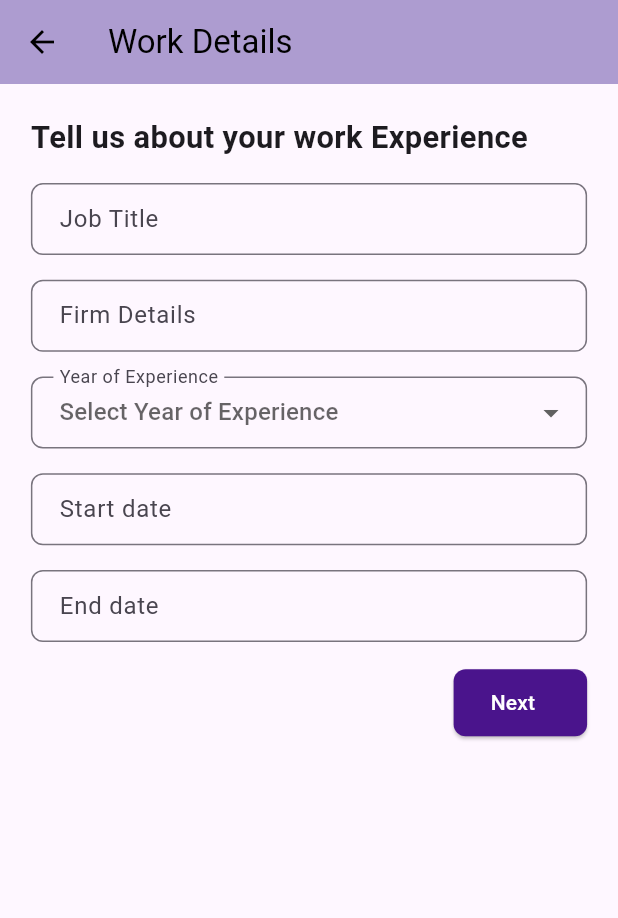
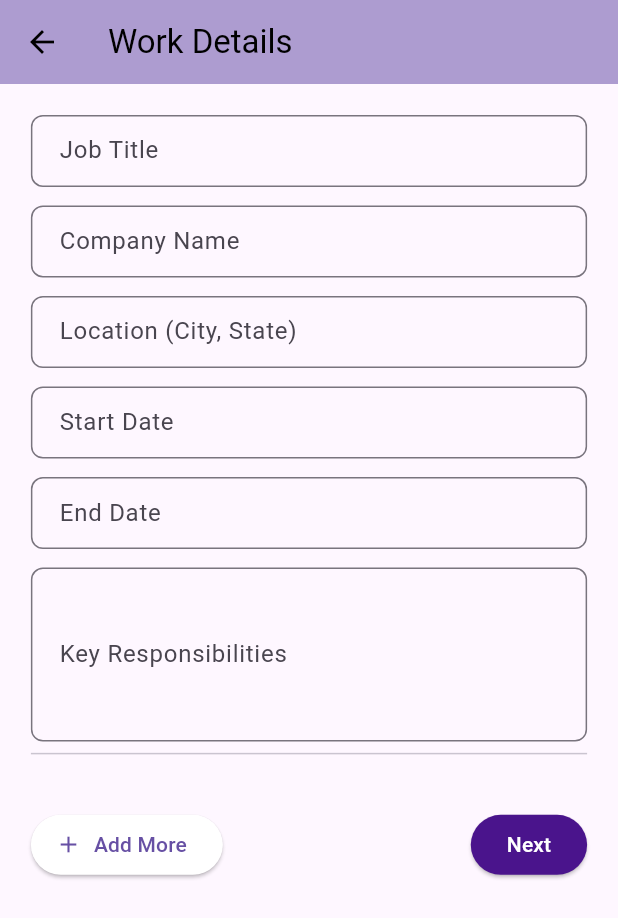
Before and after one commit to Avani0424/project, a Flutter app: the Workdetails screen opened directly, on a phone screen of 412 x 824 dp. Shown: the top 918 px of the screen. Run offline on Flutter 3.47's test engine with Material 3 defaults, Android fonts, the phone set to English and light mode, and no system bars; our stand-ins replace device_preview; Roboto replaces fonts that are missing (Nunito).

Commit message:
Describe your changes

```diff
--- a/frontend - Flutter/lib/screens/forgot_password_screen/forgot.dart
+++ b/frontend - Flutter/lib/screens/forgot_password_screen/forgot.dart
@@ -5,7 +5,6 @@ import '../otp_screen/otppage.dart';
 class Forgot extends StatefulWidget {
   const Forgot({super.key});
 
-  @override
   State<Forgot> createState() => _LoginState();
 }
 
--- a/frontend - Flutter/lib/screens/resume_details_filling_screens/layouts/workdetails.dart
+++ b/frontend - Flutter/lib/screens/resume_details_filling_screens/layouts/workdetails.dart
@@ -1,44 +1,42 @@
 import 'package:flutter/material.dart';
+
+import 'package:miniproject/screens/resume_details_filling_screens/selectscreen.dart';
 import 'package:miniproject/screens/resume_details_filling_screens/layouts/acheivements.dart';
-import 'package:miniproject/screens/resume_details_filling_screens/selectscreen.dart';
 
 class Workdetails extends StatefulWidget {
   const Workdetails({Key? key}) : super(key: key);
 
   @override
-  _WorkdetailsState createState() => _WorkdetailsState();
+  State<Workdetails> createState() => _WorkdetailsState();
 }
 
 class _WorkdetailsState extends State<Workdetails> {
   final _formKey = GlobalKey<FormState>();
-  TextEditingController _startDateController = TextEditingController();
-  TextEditingController _endDateController = TextEditingController();
-  String? _selectedYearOfExperience;
 
-  List<String> yearsOfExperience =
-      List.generate(51, (index) => (index + 1).toString());
+  List<WorkExperienceForm> workExperienceForms = [WorkExperienceForm()];
 
-  Future<void> _selectDate(
-      BuildContext context, TextEditingController controller) async {
-    final DateTime? picked = await showDatePicker(
-      context: context,
-      initialDate: DateTime.now(),
-      firstDate: DateTime(1900),
-      lastDate: DateTime(2101),
-    );
-    if (picked != null && picked != DateTime.now()) {
+  void _addWorkExperience() {
     setState(() {
-        controller.text = "${picked.toLocal()}"
-            .split(' ')[0]; // Format the date as yyyy-mm-dd
+      workExperienceForms.add(WorkExperienceForm());
     });
   }
+
+  void _submitForm() {
+    if (_formKey.currentState?.validate() ?? false) {
+      // Proceed to next screen
+      Navigator.push(
+        context,
+        PageRouteBuilder(
+          pageBuilder: (context, animation, secondaryAnimation) =>
+              const AchievementsPage(),
+          transitionsBuilder: (context, animation, secondaryAnimation, child) {
+            var tween = Tween(begin: 0.0, end: 1.0);
+            var fadeAnimation = animation.drive(tween);
+            return FadeTransition(opacity: fadeAnimation, child: child);
+          },
+        ),
+      );
     }
-
-  @override
-  void dispose() {
-    _startDateController.dispose();
-    _endDateController.dispose();
-    super.dispose();
   }
 
   @override
@@ -47,8 +45,6 @@ class _WorkdetailsState extends State<Workdetails> {
     double screenHeight = MediaQuery.of(context).size.height;
     double horizontalPadding = screenWidth * 0.05;
     double verticalPadding = screenHeight * 0.02;
-    double buttonWidth = screenWidth * 0.3;
-    double buttonPaddingVertical = screenHeight * 0.015;
 
     return Scaffold(
       appBar: AppBar(
@@ -71,10 +67,8 @@ class _WorkdetailsState extends State<Workdetails> {
             );
           },
         ),
-        title: const Text(
-          'Work Details',
-          style: TextStyle(color: Colors.black),
-        ),
+        title:
+            const Text('Work Details', style: TextStyle(color: Colors.black)),
         centerTitle: false,
       ),
       body: Padding(
@@ -83,44 +77,76 @@ class _WorkdetailsState extends State<Workdetails> {
           child: Form(
             key: _formKey,
             child: Column(
+              children: [
+                ...workExperienceForms.map((form) => form),
+                SizedBox(height: verticalPadding),
+                Row(
+                  mainAxisAlignment: MainAxisAlignment.spaceBetween,
+                  children: [
+                    ElevatedButton.icon(
+                      onPressed: _addWorkExperience,
+                      icon: const Icon(Icons.add),
+                      label: const Text("Add More"),
+                      style: ElevatedButton.styleFrom(
+                        backgroundColor: Colors.white,
+                      ),
+                    ),
+                    ElevatedButton(
+                      onPressed: _submitForm,
+                      style: ElevatedButton.styleFrom(
+                        backgroundColor: Colors.purple[900],
+                      ),
+                      child: const Text("Next",
+                          style: TextStyle(color: Colors.white)),
+                    ),
+                  ],
+                )
+              ],
+            ),
+          ),
+        ),
+      ),
+    );
+  }
+}
+
+class WorkExperienceForm extends StatefulWidget {
+  @override
+  _WorkExperienceFormState createState() => _WorkExperienceFormState();
+}
+
+class _WorkExperienceFormState extends State<WorkExperienceForm> {
+  final TextEditingController _startDateController = TextEditingController();
+  final TextEditingController _endDateController = TextEditingController();
+
+  Future<void> _selectDate(
+      BuildContext context, TextEditingController controller) async {
+    final DateTime? picked = await showDatePicker(
+      context: context,
+      initialDate: DateTime.now(),
+      firstDate: DateTime(1900),
+      lastDate: DateTime(2101),
+    );
+    if (picked != null) {
+      controller.text = "${picked.toLocal()}".split(' ')[0];
+    }
+  }
+
+  @override
+  Widget build(BuildContext context) {
+    double screenWidth = MediaQuery.of(context).size.width;
+    double verticalPadding = MediaQuery.of(context).size.height * 0.015;
+
+    return Padding(
+      padding: EdgeInsets.only(bottom: verticalPadding),
+      child: Column(
         crossAxisAlignment: CrossAxisAlignment.start,
         children: [
-                Text(
-                  "Tell us about your work Experience",
-                  style: TextStyle(
-                      fontSize: screenWidth * 0.05,
-                      fontWeight: FontWeight.bold),
-                ),
-                SizedBox(height: verticalPadding),
           const CustomTextField(label: 'Job Title'),
           SizedBox(height: verticalPadding),
-                const CustomTextField(label: 'Firm Details'),
+          const CustomTextField(label: 'Company Name'),
           SizedBox(height: verticalPadding),
-                DropdownButtonFormField<String>(
-                  value: _selectedYearOfExperience,
-                  hint: const Text("Select Year of Experience"),
-                  items: yearsOfExperience.map((year) {
-                    return DropdownMenuItem(value: year, child: Text(year));
-                  }).toList(),
-                  onChanged: (newValue) {
-                    setState(() {
-                      _selectedYearOfExperience = newValue;
-                    });
-                  },
-                  validator: (value) {
-                    if (value == null) {
-                      return 'Please select a year of experience';
-                    }
-                    return null;
-                  },
-                  decoration: InputDecoration(
-                    labelText: 'Year of Experience',
-                    border: OutlineInputBorder(
-                        borderRadius: BorderRadius.circular(8.0)),
-                    contentPadding: const EdgeInsets.symmetric(
-                        horizontal: 15, vertical: 10),
-                  ),
-                ),
+          const CustomTextField(label: 'Location (City, State)'),
           SizedBox(height: verticalPadding),
           GestureDetector(
             onTap: () => _selectDate(context, _startDateController),
@@ -128,11 +154,11 @@ class _WorkdetailsState extends State<Workdetails> {
               child: TextFormField(
                 controller: _startDateController,
                 decoration: InputDecoration(
-                        labelText: 'Start date',
+                  labelText: 'Start Date',
                   border: OutlineInputBorder(
                       borderRadius: BorderRadius.circular(8.0)),
-                        contentPadding: const EdgeInsets.symmetric(
-                            horizontal: 15, vertical: 10),
+                  contentPadding:
+                      const EdgeInsets.symmetric(horizontal: 15, vertical: 10),
                 ),
                 validator: (value) {
                   if (value == null || value.isEmpty) {
@@ -150,11 +176,11 @@ class _WorkdetailsState extends State<Workdetails> {
               child: TextFormField(
                 controller: _endDateController,
                 decoration: InputDecoration(
-                        labelText: 'End date',
+                  labelText: 'End Date',
                   border: OutlineInputBorder(
                       borderRadius: BorderRadius.circular(8.0)),
-                        contentPadding: const EdgeInsets.symmetric(
-                            horizontal: 15, vertical: 10),
+                  contentPadding:
+                      const EdgeInsets.symmetric(horizontal: 15, vertical: 10),
                 ),
                 validator: (value) {
                   if (value == null || value.isEmpty) {
@@ -166,50 +192,25 @@ class _WorkdetailsState extends State<Workdetails> {
             ),
           ),
           SizedBox(height: verticalPadding),
-                Align(
-                  alignment: Alignment.bottomRight,
-                  child: ElevatedButton(
-                    onPressed: () {
-                      if (_formKey.currentState?.validate() ?? false) {
-                        Navigator.push(
-                          context,
-                          PageRouteBuilder(
-                            pageBuilder:
-                                (context, animation, secondaryAnimation) =>
-                                    const AchievementsPage(),
-                            transitionsBuilder: (context, animation,
-                                secondaryAnimation, child) {
-                              var tween = Tween(begin: 0.0, end: 1.0);
-                              var fadeAnimation = animation.drive(tween);
-                              return FadeTransition(
-                                  opacity: fadeAnimation, child: child);
+          TextFormField(
+            maxLines: 4,
+            decoration: InputDecoration(
+              labelText: 'Key Responsibilities',
+              border:
+                  OutlineInputBorder(borderRadius: BorderRadius.circular(8.0)),
+              contentPadding:
+                  const EdgeInsets.symmetric(horizontal: 15, vertical: 10),
+              hintText: "Add bullet points about your responsibilities",
+            ),
+            validator: (value) {
+              if (value == null || value.isEmpty) {
+                return 'Please enter key responsibilities';
+              }
+              return null;
             },
           ),
-                        );
-                      }
-                    },
-                    style: ElevatedButton.styleFrom(
-                      backgroundColor: Colors.purple[900],
-                      shape: RoundedRectangleBorder(
-                          borderRadius: BorderRadius.circular(8)),
-                      padding: EdgeInsets.symmetric(
-                        horizontal: buttonWidth * 0.2,
-                        vertical: buttonPaddingVertical,
-                      ),
-                    ),
-                    child: Row(
-                      mainAxisSize: MainAxisSize.min,
-                      children: const [
-                        Text('Next', style: TextStyle(color: Colors.white)),
-                        SizedBox(width: 10),
+          const Divider(thickness: 1),
         ],
-                    ),
-                  ),
-                ),
-              ],
-            ),
-          ),
-        ),
       ),
     );
   }
```
Also changed, not shown: frontend - Flutter/lib/resume_provider.dart (+15 -82 lines), frontend - Flutter/lib/screens/confirm_details_screen/confirm.dart (+19 -20 lines), frontend - Flutter/lib/screens/google_signin_screen/google_signin_page.dart (deleted, +0 -54 lines), frontend - Flutter/lib/screens/resume_details_filling_screens/layouts/acheivements.dart (+42 -25 lines), frontend - Flutter/lib/screens/resume_details_filling_screens/layouts/inputscreen.dart (+46 -88 lines), frontend - Flutter/lib/screens/template_selection_screen/resumetemplatescreen.dart (deleted, +0 -64 lines). Lines whose indentation alone changed are shown as unchanged.
